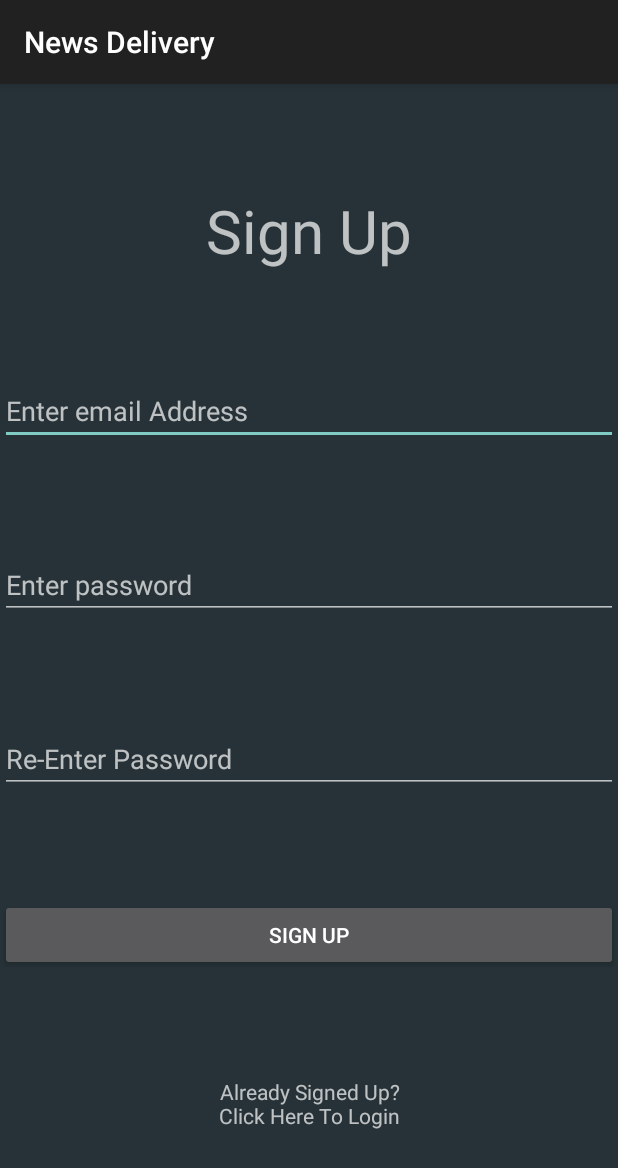
After one commit to TonyNgeno/newsdelivery, an Android app: the CreateAccountActivity screen opened directly, with no data from a screen before it, on a phone screen of 412 x 824 dp. The commit adds this screen. Shown: the top 1168 px of the screen. Run offline under Robolectric (Android 15) with nearby library versions, the phone set to English and light mode, and no system bars; our stand-ins replace ButterKnife.

Commit message:
working login and create account pages

```diff
--- /dev/null
+++ b/app/src/main/java/com/veekay/newsdelivery/ui/CreateAccountActivity.java
@@ -0,0 +1,32 @@
+package com.veekay.newsdelivery.ui;
+
+import android.content.Intent;
+import android.support.v7.app.AppCompatActivity;
+import android.os.Bundle;
+import android.view.View;
+import android.widget.TextView;
+
+import com.veekay.newsdelivery.R;
+
+import butterknife.BindView;
+import butterknife.ButterKnife;
+
+public class CreateAccountActivity extends AppCompatActivity implements View.OnClickListener {
+    @BindView(R.id.alreadySignedUpText) TextView alreadySignedUpText;
+
+    @Override
+    protected void onCreate(Bundle savedInstanceState) {
+        super.onCreate(savedInstanceState);
+        setContentView(R.layout.activity_create_account);
+        ButterKnife.bind(this);
+        alreadySignedUpText.setOnClickListener(this);
+    }
+
+    @Override
+    public void onClick(View view){
+        if(view == alreadySignedUpText){
+            Intent intent = new Intent(getApplicationContext(), LoginActivity.class);
+            startActivity(intent);
+        }
+    }
+}
--- /dev/null
+++ b/app/src/main/res/layout/activity_create_account.xml
@@ -0,0 +1,69 @@
+<?xml version="1.0" encoding="utf-8"?>
+<android.support.constraint.ConstraintLayout xmlns:android="http://schemas.android.com/apk/res/android"
+    xmlns:app="http://schemas.android.com/apk/res-auto"
+    xmlns:tools="http://schemas.android.com/tools"
+    android:layout_width="match_parent"
+    android:layout_height="match_parent"
+    android:background="@color/colorBackground"
+    tools:context="com.veekay.newsdelivery.ui.CreateAccountActivity">
+    <TextView
+        android:id="@+id/signUpPageTitle"
+        android:text="Sign Up"
+        android:textSize="40dp"
+        android:textAlignment="center"
+        android:layout_width="match_parent"
+        android:layout_height="wrap_content"
+        app:layout_constraintTop_toTopOf="parent"
+        app:layout_constraintLeft_toLeftOf="parent"
+        app:layout_constraintRight_toRightOf="parent"
+        app:layout_constraintBottom_toTopOf="@+id/signUpEmail"/>
+    <EditText
+        android:id="@+id/signUpEmail"
+        android:hint="Enter email Address"
+        android:layout_width="match_parent"
+        android:layout_height="wrap_content"
+        app:layout_constraintTop_toBottomOf="@+id/signUpPageTitle"
+        app:layout_constraintLeft_toLeftOf="parent"
+        app:layout_constraintRight_toRightOf="parent"
+        app:layout_constraintBottom_toTopOf="@+id/signUpPassword"/>
+    <EditText
+        android:id="@+id/signUpPassword"
+        android:hint="Enter password"
+        android:inputType="textPassword"
+        android:layout_width="match_parent"
+        android:layout_height="wrap_content"
+        app:layout_constraintTop_toBottomOf="@+id/signUpEmail"
+        app:layout_constraintRight_toRightOf="parent"
+        app:layout_constraintLeft_toLeftOf="parent"
+        app:layout_constraintBottom_toTopOf="@+id/signUpConfirmPassword"/>
+    <EditText
+        android:id="@+id/signUpConfirmPassword"
+        android:hint="Re-Enter Password "
+        android:inputType="textPassword"
+        android:layout_width="match_parent"
+        android:layout_height="wrap_content"
+        app:layout_constraintTop_toBottomOf="@id/signUpPassword"
+        app:layout_constraintLeft_toLeftOf="parent"
+        app:layout_constraintRight_toRightOf="parent"
+        app:layout_constraintBottom_toTopOf="@+id/signUpButton"/>
+    <Button
+        android:id="@+id/signUpButton"
+        android:text="Sign Up"
+        android:layout_width="match_parent"
+        android:layout_height="wrap_content"
+        app:layout_constraintLeft_toLeftOf="parent"
+        app:layout_constraintRight_toRightOf="parent"
+        app:layout_constraintTop_toBottomOf="@id/signUpConfirmPassword"
+        app:layout_constraintBottom_toTopOf="@id/alreadySignedUpText"/>
+    <TextView
+        android:id="@+id/alreadySignedUpText"
+        android:text="Already Signed Up?\nClick Here To Login"
+        android:textAlignment="center"
+        android:layout_width="match_parent"
+        android:layout_height="wrap_content"
+        app:layout_constraintTop_toBottomOf="@+id/signUpButton"
+        app:layout_constraintRight_toRightOf="parent"
+        app:layout_constraintLeft_toLeftOf="parent"
+        app:layout_constraintBottom_toBottomOf="parent"/>
+
+</android.support.constraint.ConstraintLayout>
--- a/app/src/main/res/menu/drawer_menu_layout.xml
+++ b/app/src/main/res/menu/drawer_menu_layout.xml
@@ -10,6 +10,9 @@
         android:id="@+id/logoutMenuText"
         android:title="Logout" />
     <item
+        android:id="@+id/createAccount"
+        android:title="Sign Up" />
+    <item
         android:id="@+id/aboutMenuText"
         android:title="About" />
 
--- /dev/null
+++ b/app/src/main/res/values/dimens.xml
@@ -0,0 +1,5 @@
+<resources>
+    <!-- Default screen margins, per the Android Design guidelines. -->
+    <dimen name="activity_horizontal_margin">16dp</dimen>
+    <dimen name="activity_vertical_margin">16dp</dimen>
+</resources>
```
Also changed, not shown: app/src/main/AndroidManifest.xml (+17 -4 lines), app/src/main/java/com/veekay/newsdelivery/ui/LoginActivity.java (added, +35 -0 lines), app/src/main/java/com/veekay/newsdelivery/ui/MainActivity.java (+38 -16 lines), app/src/main/res/layout/activity_login.xml (added, +58 -0 lines), app/src/main/res/values/strings.xml (+16 -0 lines).
